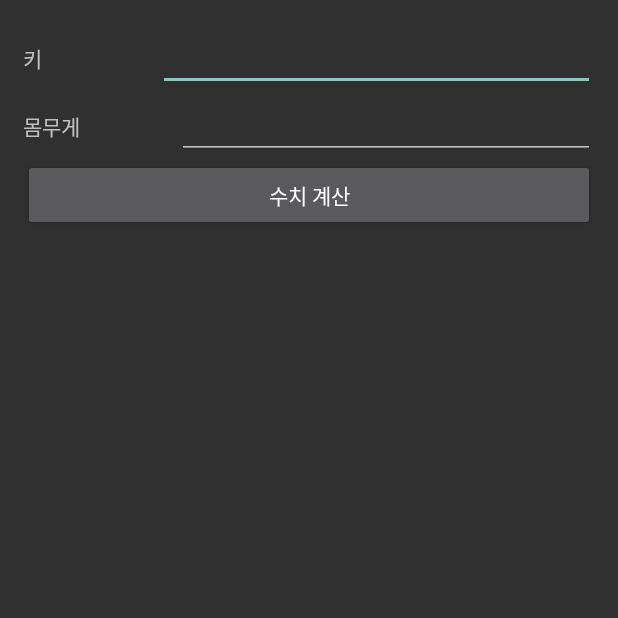
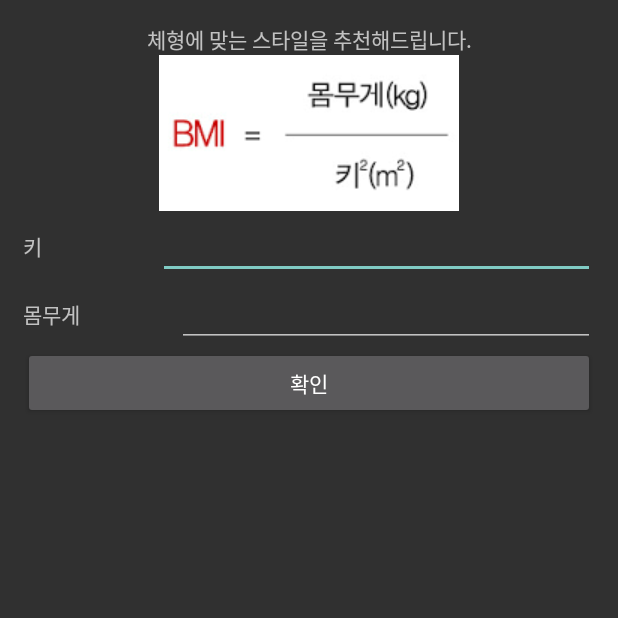
Before and after one commit to uiopuipo/Android, an Android app: the PersonalActivity screen opened directly, with no data from a screen before it, on a phone screen of 412 x 824 dp, the top half of it. Run offline under Robolectric (Android 15) with nearby library versions, the phone set to English and light mode, and no system bars.

Commit message:
5월 30일 디자인 제외하고 완성

```diff
--- a/app/src/main/java/com/example/jks/project/MainActivity.java
+++ b/app/src/main/java/com/example/jks/project/MainActivity.java
@@ -94,7 +94,7 @@ public class MainActivity extends AppCompatActivity implements View.OnClickListe
                 String string = data.getStringExtra("WEATHER_DATA2");
                 temperature = Double.parseDouble(string.toString());
                 editText2.setText("날씨: " +weather);
-                editText3.setText("온도 : "+ temperature +"도");
+                editText3.setText("온도: "+ temperature +"도");
             }
         }else if(requestCode == PERSONAL_CODE) {
             if(resultCode == RESULT_OK) {
@@ -103,8 +103,8 @@ public class MainActivity extends AppCompatActivity implements View.OnClickListe
                 double height = Double.parseDouble(string1.toString());
                 double weight = Double.parseDouble(string2.toString());
                 bmi = weight / ((height/100) * (height/100));
-                editText4.setText("키 : " + string1 + "cm");
-                editText5.setText("몸무게 : " + string2 + "kg");
+                editText4.setText("키: " + string1 + "cm");
+                editText5.setText("몸무게: " + string2 + "kg");
             }
         }else if(requestCode == STYLE_CODE) {
             if(resultCode == RESULT_OK) {
--- a/app/src/main/java/com/example/jks/project/PersonalActivity.java
+++ b/app/src/main/java/com/example/jks/project/PersonalActivity.java
@@ -5,7 +5,6 @@ import android.support.v7.app.AppCompatActivity;
 import android.os.Bundle;
 import android.view.View;
 import android.widget.EditText;
-import android.widget.Toast;
 
 /*------프로젝트 공동 작업을 위한 설명 공간입니다.------*/ /*
 개인 정보를 입력받는 액티비티
--- a/app/src/main/res/layout/activity_personal.xml
+++ b/app/src/main/res/layout/activity_personal.xml
@@ -7,6 +7,21 @@
     android:orientation="vertical"
     android:padding="15dp"
     tools:context="com.example.jks.project.PersonalActivity">
+
+    <TextView
+        android:id="@+id/PtextView3"
+        android:layout_width="match_parent"
+        android:layout_height="wrap_content"
+        android:layout_weight="1"
+        android:gravity="center"
+        android:text="체형에 맞는 스타일을 추천해드립니다." />
+
+    <ImageView
+        android:id="@+id/PimageView1"
+        android:layout_width="match_parent"
+        android:layout_height="wrap_content"
+        android:layout_weight="1"
+        app:srcCompat="@drawable/bmi" />
 
     <LinearLayout
         android:layout_width="match_parent"
@@ -65,7 +80,7 @@
             android:layout_height="wrap_content"
             android:layout_weight="1"
             android:onClick="PonClick"
-            android:text="수치 계산" />
+            android:text="확인" />
 
     </LinearLayout>
 
```
Also changed, not shown: app/src/main/res/drawable/bmi.png (added).
